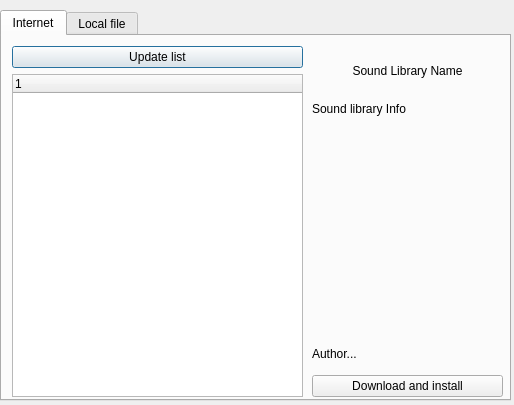
hydrogen-music/hydrogen, file gui/src/SoundLibrary/SoundLibraryImportDialog_UI.ui: the form before one commit.
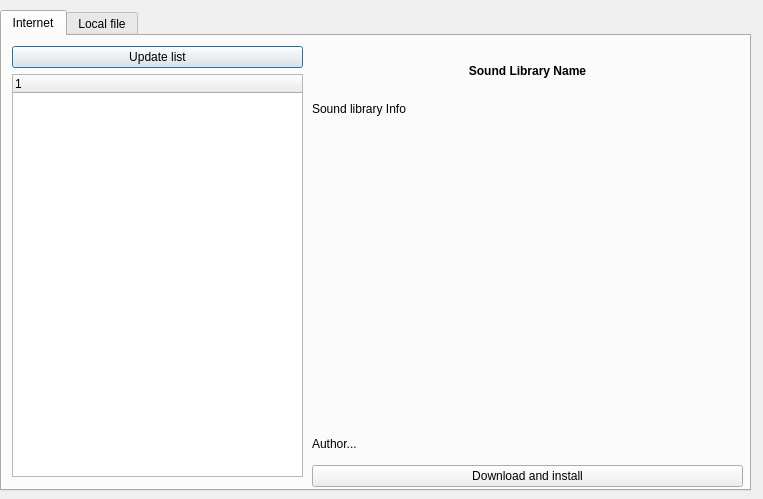
The form after the commit.

Commit message: Bigger window for SoundLibrary Import

What changed in the file:
```diff
--- a/gui/src/SoundLibrary/SoundLibraryImportDialog_UI.ui
+++ b/gui/src/SoundLibrary/SoundLibraryImportDialog_UI.ui
@@ -8,8 +8,8 @@
    <rect>
     <x>0</x>
     <y>0</y>
-    <width>514</width>
-    <height>405</height>
+    <width>763</width>
+    <height>499</height>
    </rect>
   </property>
   <property name="windowTitle" >
@@ -20,8 +20,8 @@
     <rect>
      <x>0</x>
      <y>10</y>
-     <width>511</width>
-     <height>391</height>
+     <width>751</width>
+     <height>481</height>
     </rect>
    </property>
    <widget class="QWidget" name="Internet" >
@@ -34,7 +34,7 @@
        <x>10</x>
        <y>10</y>
        <width>291</width>
-       <height>351</height>
+       <height>431</height>
       </rect>
      </property>
      <layout class="QVBoxLayout" >
@@ -74,8 +74,8 @@
       <rect>
        <x>310</x>
        <y>10</y>
-       <width>191</width>
-       <height>351</height>
+       <width>431</width>
+       <height>441</height>
       </rect>
      </property>
      <layout class="QVBoxLayout" >
@@ -93,6 +93,12 @@
           <height>50</height>
          </size>
         </property>
+        <property name="font" >
+         <font>
+          <weight>75</weight>
+          <bold>true</bold>
+         </font>
+        </property>
         <property name="text" >
          <string>Sound Library Name</string>
         </property>
```
Left out of the diff: 4 changed lines with no effect on the pictures. The commit also changes 1 other file.
